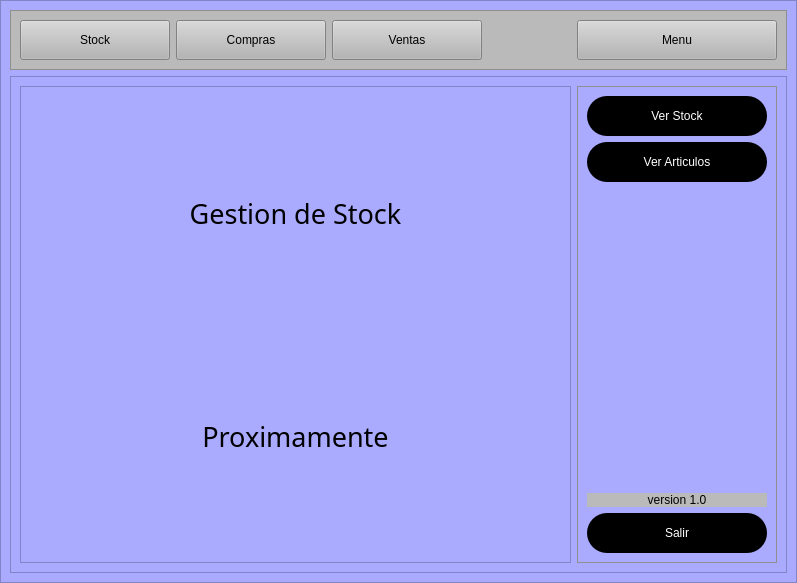
First picture: the form in Views/Principal.ui, repository Ryderd20/Gestor-Stock, before the edit.
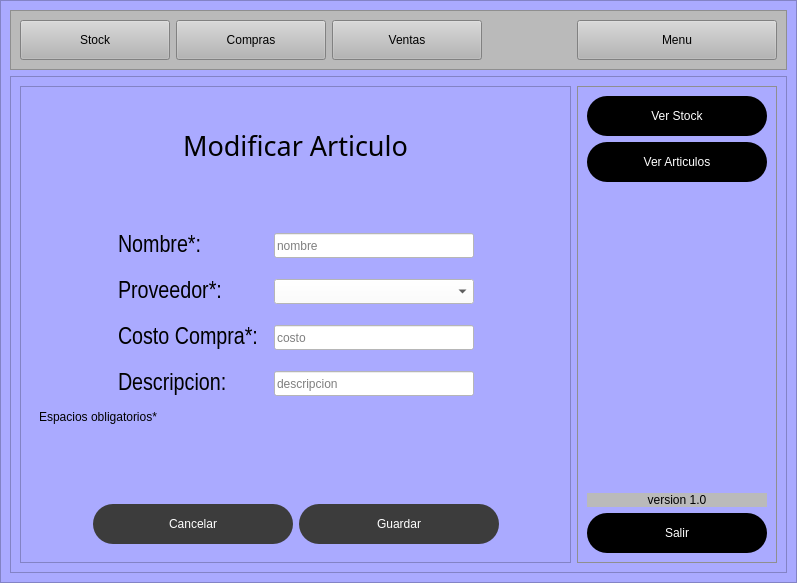
Second picture: the form after the edit. The open tabs and pages were chosen to show the change.

Diff of the .ui file:
```diff
--- a/Views/Principal.ui
+++ b/Views/Principal.ui
@@ -2082,6 +2082,426 @@
                  </item>
                 </layout>
                </widget>
+               <widget class="QWidget" name="page_modificar_articulo">
+                <layout class="QVBoxLayout" name="verticalLayout_16">
+                 <item>
+                  <widget class="QLabel" name="label_33">
+                   <property name="minimumSize">
+                    <size>
+                     <width>0</width>
+                     <height>40</height>
+                    </size>
+                   </property>
+                   <property name="maximumSize">
+                    <size>
+                     <width>16777215</width>
+                     <height>0</height>
+                    </size>
+                   </property>
+                   <property name="font">
+                    <font>
+                     <family>Arial Black</family>
+                     <pointsize>20</pointsize>
+                     <weight>50</weight>
+                     <italic>false</italic>
+                     <bold>false</bold>
+                    </font>
+                   </property>
+                   <property name="text">
+                    <string>Modificar Articulo</string>
+                   </property>
+                   <property name="alignment">
+                    <set>Qt::AlignCenter</set>
+                   </property>
+                  </widget>
+                 </item>
+                 <item>
+                  <spacer name="verticalSpacer_11">
+                   <property name="orientation">
+                    <enum>Qt::Vertical</enum>
+                   </property>
+                   <property name="sizeHint" stdset="0">
+                    <size>
+                     <width>20</width>
+                     <height>40</height>
+                    </size>
+                   </property>
+                  </spacer>
+                 </item>
+                 <item>
+                  <layout class="QHBoxLayout" name="horizontalLayout_23">
+                   <item>
+                    <spacer name="horizontalSpacer_40">
+                     <property name="orientation">
+                      <enum>Qt::Horizontal</enum>
+                     </property>
+                     <property name="sizeHint" stdset="0">
+                      <size>
+                       <width>40</width>
+                       <height>20</height>
+                      </size>
+                     </property>
+                    </spacer>
+                   </item>
+                   <item>
+                    <widget class="QLabel" name="label_34">
+                     <property name="minimumSize">
+                      <size>
+                       <width>150</width>
+                       <height>40</height>
+                      </size>
+                     </property>
+                     <property name="font">
+                      <font>
+                       <family>Arial Narrow</family>
+                       <pointsize>18</pointsize>
+                      </font>
+                     </property>
+                     <property name="text">
+                      <string>Nombre*:</string>
+                     </property>
+                    </widget>
+                   </item>
+                   <item>
+                    <widget class="QLineEdit" name="input_nombre_articulo_modificar">
+                     <property name="minimumSize">
+                      <size>
+                       <width>200</width>
+                       <height>25</height>
+                      </size>
+                     </property>
+                     <property name="maximumSize">
+                      <size>
+                       <width>400</width>
+                       <height>16777215</height>
+                      </size>
+                     </property>
+                     <property name="placeholderText">
+                      <string>nombre</string>
+                     </property>
+                    </widget>
+                   </item>
+                   <item>
+                    <spacer name="horizontalSpacer_42">
+                     <property name="orientation">
+                      <enum>Qt::Horizontal</enum>
+                     </property>
+                     <property name="sizeHint" stdset="0">
+                      <size>
+                       <width>40</width>
+                       <height>20</height>
+                      </size>
+                     </property>
+                    </spacer>
+                   </item>
+                  </layout>
+                 </item>
+                 <item>
+                  <layout class="QHBoxLayout" name="horizontalLayout_25">
+                   <item>
+                    <spacer name="horizontalSpacer_43">
+                     <property name="orientation">
+                      <enum>Qt::Horizontal</enum>
+                     </property>
+                     <property name="sizeHint" stdset="0">
+                      <size>
+                       <width>40</width>
+                       <height>20</height>
+                      </size>
+                     </property>
+                    </spacer>
+                   </item>
+                   <item>
+                    <widget class="QLabel" name="label_35">
+                     <property name="minimumSize">
+                      <size>
+                       <width>150</width>
+                       <height>40</height>
+                      </size>
+                     </property>
+                     <property name="font">
+                      <font>
+                       <family>Arial Narrow</family>
+                       <pointsize>18</pointsize>
+                      </font>
+                     </property>
+                     <property name="text">
+                      <string>Proveedor*:</string>
+                     </property>
+                    </widget>
+                   </item>
+                   <item>
+                    <widget class="QComboBox" name="comboBox_modificar_articulo_listaProv">
+                     <property name="sizePolicy">
+                      <sizepolicy hsizetype="Expanding" vsizetype="Fixed">
+                       <horstretch>0</horstretch>
+                       <verstretch>0</verstretch>
+                      </sizepolicy>
+                     </property>
+                     <property name="minimumSize">
+                      <size>
+                       <width>200</width>
+                       <height>25</height>
+                      </size>
+                     </property>
+                     <property name="maximumSize">
+                      <size>
+                       <width>400</width>
+                       <height>16777215</height>
+                      </size>
+                     </property>
+                     <property name="styleSheet">
+                      <string notr="true">Background-color:rgb(255, 255, 255)</string>
+                     </property>
+                    </widget>
+                   </item>
+                   <item>
+                    <spacer name="horizontalSpacer_44">
+                     <property name="orientation">
+                      <enum>Qt::Horizontal</enum>
+                     </property>
+                     <property name="sizeHint" stdset="0">
+                      <size>
+                       <width>40</width>
+                       <height>20</height>
+                      </size>
+                     </property>
+                    </spacer>
+                   </item>
+                  </layout>
+                 </item>
+                 <item>
+                  <layout class="QHBoxLayout" name="horizontalLayout_26">
+                   <item>
+                    <spacer name="horizontalSpacer_45">
+                     <property name="orientation">
+                      <enum>Qt::Horizontal</enum>
+                     </property>
+                     <property name="sizeHint" stdset="0">
+                      <size>
+                       <width>40</width>
+                       <height>20</height>
+                      </size>
+                     </property>
+                    </spacer>
+                   </item>
+                   <item>
+                    <widget class="QLabel" name="label_36">
+                     <property name="minimumSize">
+                      <size>
+                       <width>150</width>
+                       <height>40</height>
+                      </size>
+                     </property>
+                     <property name="font">
+                      <font>
+                       <family>Arial Narrow</family>
+                       <pointsize>18</pointsize>
+                      </font>
+                     </property>
+                     <property name="text">
+                      <string>Costo Compra*:</string>
+                     </property>
+                    </widget>
+                   </item>
+                   <item>
+                    <widget class="QLineEdit" name="input_costo_articulo_modificar">
+                     <property name="minimumSize">
+                      <size>
+                       <width>200</width>
+                       <height>25</height>
+                      </size>
+                     </property>
+                     <property name="maximumSize">
+                      <size>
+                       <width>400</width>
+                       <height>16777215</height>
+                      </size>
+                     </property>
+                     <property name="placeholderText">
+                      <string>costo</string>
+                     </property>
+                    </widget>
+                   </item>
+                   <item>
+                    <spacer name="horizontalSpacer_46">
+                     <property name="orientation">
+                      <enum>Qt::Horizontal</enum>
+                     </property>
+                     <property name="sizeHint" stdset="0">
+                      <size>
+                       <width>40</width>
+                       <height>20</height>
+                      </size>
+                     </property>
+                    </spacer>
+                   </item>
+                  </layout>
+                 </item>
+                 <item>
+                  <layout class="QHBoxLayout" name="horizontalLayout_27">
+                   <item>
+                    <spacer name="horizontalSpacer_47">
+                     <property name="orientation">
+                      <enum>Qt::Horizontal</enum>
+                     </property>
+                     <property name="sizeHint" stdset="0">
+                      <size>
+                       <width>40</width>
+                       <height>20</height>
+                      </size>
+                     </property>
+                    </spacer>
+                   </item>
+                   <item>
+                    <widget class="QLabel" name="label_37">
+                     <property name="minimumSize">
+                      <size>
+                       <width>150</width>
+                       <height>40</height>
+                      </size>
+                     </property>
+                     <property name="font">
+                      <font>
+                       <family>Arial Narrow</family>
+                       <pointsize>18</pointsize>
+                      </font>
+                     </property>
+                     <property name="text">
+                      <string>Descripcion:</string>
+                     </property>
+                    </widget>
+                   </item>
+                   <item>
+                    <widget class="QLineEdit" name="input_descripcion_articulo_modificar">
+                     <property name="minimumSize">
+                      <size>
+                       <width>200</width>
+                       <height>25</height>
+                      </size>
+                     </property>
+                     <property name="maximumSize">
+                      <size>
+                       <width>400</width>
+                       <height>16777215</height>
+                      </size>
+                     </property>
+                     <property name="placeholderText">
+                      <string>descripcion</string>
+                     </property>
+                    </widget>
+                   </item>
+                   <item>
+                    <spacer name="horizontalSpacer_33">
+                     <property name="orientation">
+                      <enum>Qt::Horizontal</enum>
+                     </property>
+                     <property name="sizeHint" stdset="0">
+                      <size>
+                       <width>40</width>
+                       <height>20</height>
+                      </size>
+                     </property>
+                    </spacer>
+                   </item>
+                  </layout>
+                 </item>
+                 <item>
+                  <widget class="QLabel" name="label_12">
+                   <property name="text">
+                    <string>Espacios obligatorios*</string>
+                   </property>
+                  </widget>
+                 </item>
+                 <item>
+                  <spacer name="verticalSpacer_10">
+                   <property name="orientation">
+                    <enum>Qt::Vertical</enum>
+                   </property>
+                   <property name="sizeHint" stdset="0">
+                    <size>
+                     <width>20</width>
+                     <height>40</height>
+                    </size>
+                   </property>
+                  </spacer>
+                 </item>
+                 <item>
+                  <layout class="QHBoxLayout" name="horizontalLayout_28">
+                   <item>
+                    <spacer name="horizontalSpacer_48">
+                     <property name="orientation">
+                      <enum>Qt::Horizontal</enum>
+                     </property>
+                     <property name="sizeHint" stdset="0">
+                      <size>
+                       <width>40</width>
+                       <height>20</height>
+                      </size>
+                     </property>
+                    </spacer>
+                   </item>
+                   <item>
+                    <widget class="QPushButton" name="btn_cancelar_articulo_modificar">
+                     <property name="minimumSize">
+                      <size>
+                       <width>200</width>
+                       <height>40</height>
+                      </size>
+                     </property>
+                     <property name="maximumSize">
+                      <size>
+                       <width>16777215</width>
+                       <height>40</height>
+                      </size>
+                     </property>
+                     <property name="cursor">
+                      <cursorShape>PointingHandCursor</cursorShape>
+                     </property>
+                     <property name="text">
+                      <string>Cancelar</string>
+                     </property>
+                    </widget>
+                   </item>
+                   <item>
+                    <widget class="QPushButton" name="btn_guardar_articulo_modificar">
+                     <property name="minimumSize">
+                      <size>
+                       <width>200</width>
+                       <height>40</height>
+                      </size>
+                     </property>
+                     <property name="maximumSize">
+                      <size>
+                       <width>16777215</width>
+                       <height>40</height>
+                      </size>
+                     </property>
+                     <property name="cursor">
+                      <cursorShape>PointingHandCursor</cursorShape>
+                     </property>
+                     <property name="text">
+                      <string>Guardar</string>
+                     </property>
+                    </widget>
+                   </item>
+                   <item>
+                    <spacer name="horizontalSpacer_49">
+                     <property name="orientation">
+                      <enum>Qt::Horizontal</enum>
+                     </property>
+                     <property name="sizeHint" stdset="0">
+                      <size>
+                       <width>40</width>
+                       <height>20</height>
+                      </size>
+                     </property>
+                    </spacer>
+                   </item>
+                  </layout>
+                 </item>
+                </layout>
+               </widget>
               </widget>
              </item>
             </layout>
```
Left out of the diff: 34 changed lines with no effect on the pictures.
